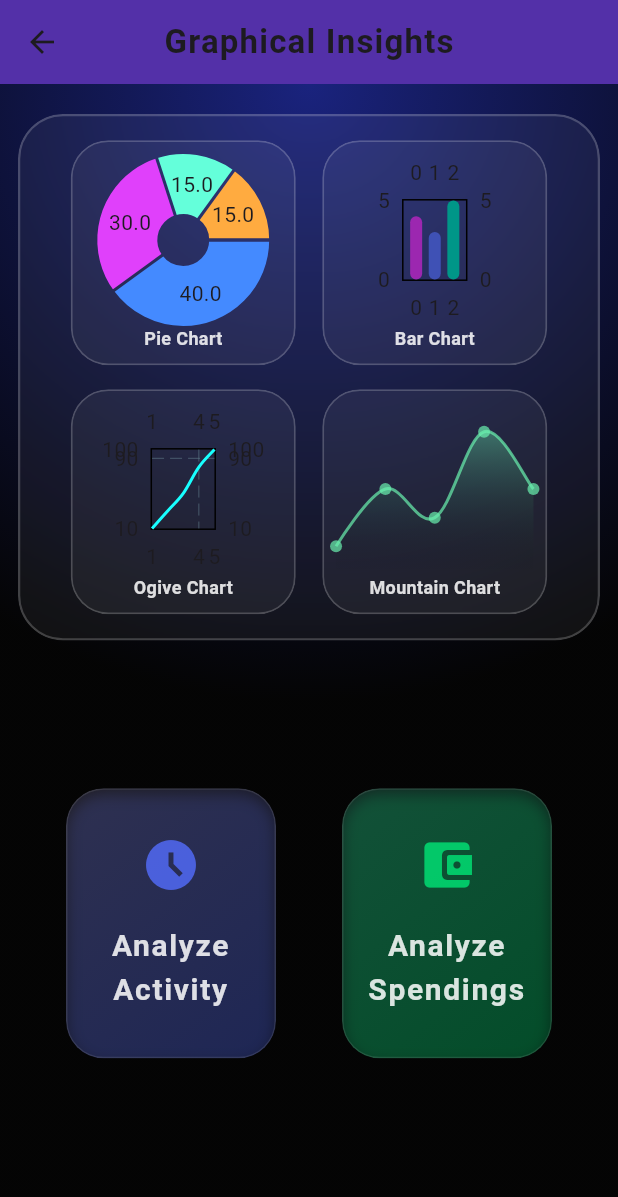
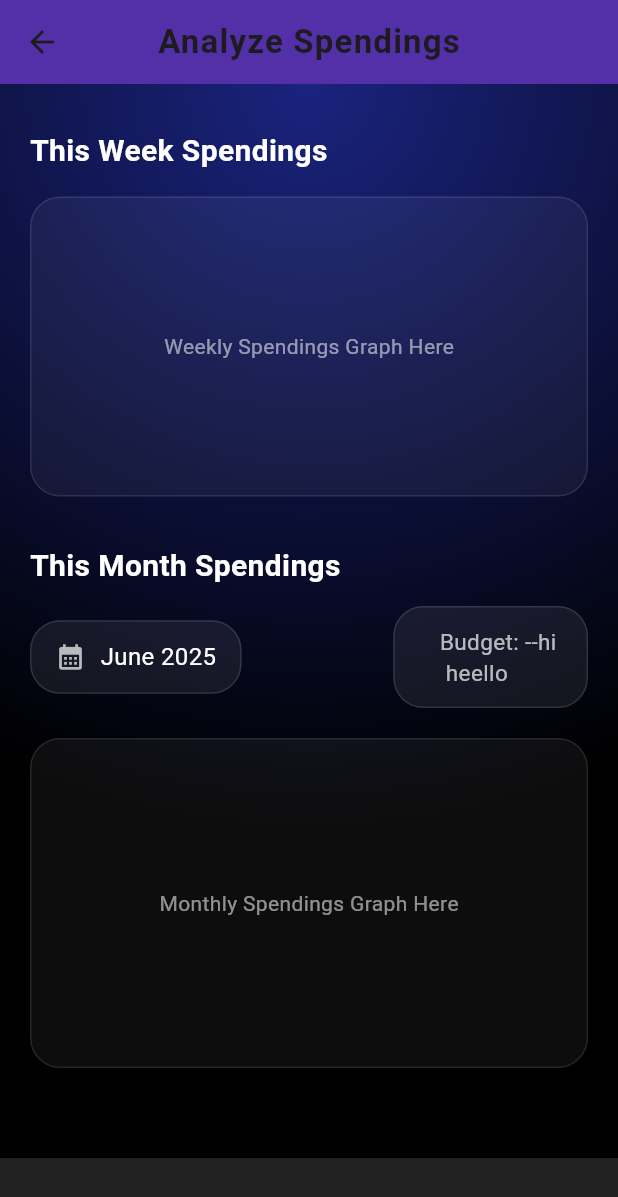
Before and after one commit to sadianusratmunny51/SWE250_Project, a Flutter app: the GraphicalInsightsPage screen opened by its route, after a tap on "Analyze Spendings", on a phone screen of 412 x 824 dp. Shown: the top 1197 px of the screen. Run offline on Flutter 3.47's test engine with Material 3 defaults, Android fonts, the phone set to English and light mode, and no system bars; drawn by our look-alikes of fl_chart; our stand-ins replace cloud_firestore, firebase_auth, firebase_core, table_calendar; accounts and stored records are empty.

Commit message:
Add spendings dashboard

```diff
--- a/lib/pages/Graphical_Insights/GraphicalInsightsPage.dart
+++ b/lib/pages/Graphical_Insights/GraphicalInsightsPage.dart
@@ -2,6 +2,7 @@ import 'dart:ui';
 import 'package:flutter/material.dart';
 import 'package:fl_chart/fl_chart.dart';
 import 'package:project/pages/Graphical_Insights/ActivityDashboardPage.dart';
+import 'package:project/pages/Graphical_Insights/SpendingsDasboard.dart';
 
 class GraphicalInsightsPage extends StatelessWidget {
   const GraphicalInsightsPage({super.key});
@@ -118,7 +119,13 @@ class GraphicalInsightsPage extends StatelessWidget {
                       Colors.tealAccent.shade200,
                       Colors.greenAccent.shade400
                     ],
-                    onTap: () => print("Analyze Spendings tapped"),
+                    onTap: () {
+                      Navigator.push(
+                        context,
+                        MaterialPageRoute(
+                            builder: (context) => const SpendingsDashboard()),
+                      );
+                    },
                   ),
                 ],
               ),
--- /dev/null
+++ b/lib/pages/Graphical_Insights/SpendingsDasboard.dart
@@ -0,0 +1,181 @@
+import 'package:flutter/material.dart';
+import 'package:intl/intl.dart';
+
+class SpendingsDashboard extends StatefulWidget {
+  const SpendingsDashboard({super.key});
+
+  @override
+  State<SpendingsDashboard> createState() => _SpendingsDashboardState();
+}
+
+class _SpendingsDashboardState extends State<SpendingsDashboard> {
+  DateTime _selectedMonth = DateTime.now();
+
+  void _pickMonth() async {
+    final picked = await showDatePicker(
+      context: context,
+      initialDate: _selectedMonth,
+      firstDate: DateTime(2022),
+      lastDate: DateTime.now(),
+      helpText: 'Select a Month',
+    );
+
+    if (picked != null) {
+      setState(() {
+        _selectedMonth = DateTime(picked.year, picked.month);
+      });
+    }
+  }
+
+  @override
+  Widget build(BuildContext context) {
+    return Scaffold(
+      backgroundColor: Colors.grey[900],
+      appBar: AppBar(
+        title: const Text(
+          'Analyze Spendings',
+          style: TextStyle(
+            fontWeight: FontWeight.bold,
+            letterSpacing: 0.8,
+          ),
+        ),
+        centerTitle: true,
+        backgroundColor: Colors.deepPurple[700],
+        elevation: 4,
+      ),
+      body: Container(
+        decoration: const BoxDecoration(
+          gradient: RadialGradient(
+            center: Alignment.topCenter,
+            radius: 1.2,
+            colors: [Color(0xFF1A237E), Colors.black],
+          ),
+        ),
+        child: SingleChildScrollView(
+          padding: const EdgeInsets.all(20),
+          child: Column(
+            crossAxisAlignment: CrossAxisAlignment.start,
+            children: [
+              const SizedBox(height: 10),
+
+              const Text(
+                "This Week Spendings",
+                style: TextStyle(
+                  color: Colors.white,
+                  fontSize: 20,
+                  fontWeight: FontWeight.bold,
+                ),
+              ),
+              const SizedBox(height: 16),
+
+              // Weekly Graph Placeholder
+              Container(
+                height: 200,
+                width: double.infinity,
+                decoration: BoxDecoration(
+                  color: Colors.white.withOpacity(0.05),
+                  borderRadius: BorderRadius.circular(20),
+                  border: Border.all(color: Colors.white10),
+                ),
+                child: const Center(
+                  child: Text(
+                    'Weekly Spendings Graph Here',
+                    style: TextStyle(color: Colors.white54),
+                  ),
+                ),
+              ),
+
+              const SizedBox(height: 32),
+
+              const Text(
+                "This Month Spendings",
+                style: TextStyle(
+                  color: Colors.white,
+                  fontSize: 20,
+                  fontWeight: FontWeight.bold,
+                ),
+              ),
+              const SizedBox(height: 12),
+
+              // Row: Month Picker & Budget Box
+              Row(
+                mainAxisAlignment: MainAxisAlignment.spaceBetween,
+                children: [
+                  // Month Picker
+                  GestureDetector(
+                    onTap: _pickMonth,
+                    child: Container(
+                      padding: const EdgeInsets.symmetric(
+                          horizontal: 16, vertical: 12),
+                      decoration: BoxDecoration(
+                        color: Colors.white.withOpacity(0.07),
+                        borderRadius: BorderRadius.circular(20),
+                        border: Border.all(color: Colors.white12),
+                      ),
+                      child: Row(
+                        children: [
+                          const Icon(Icons.calendar_month,
+                              color: Colors.white70, size: 20),
+                          const SizedBox(width: 10),
+                          Text(
+                            DateFormat.yMMMM().format(_selectedMonth),
+                            style: const TextStyle(
+                                color: Colors.white, fontSize: 16),
+                          ),
+                        ],
+                      ),
+                    ),
+                  ),
+
+                  // Budget Box
+                  Container(
+                    padding: const EdgeInsets.symmetric(
+                        horizontal: 20, vertical: 12),
+                    decoration: BoxDecoration(
+                      color: Colors.white.withOpacity(0.07),
+                      borderRadius: BorderRadius.circular(20),
+                      border: Border.all(color: Colors.white12),
+                    ),
+                    child: const Row(
+                      children: [
+                        SizedBox(width: 10),
+                        Text(
+                          "Budget: --hi\n heello",
+                          style: TextStyle(
+                            color: Colors.white70,
+                            fontSize: 15,
+                          ),
+                        ),
+                      ],
+                    ),
+                  ),
+                ],
+              ),
+
+              const SizedBox(height: 20),
+
+              // Monthly Graph Placeholder
+              Container(
+                height: 220,
+                width: double.infinity,
+                decoration: BoxDecoration(
+                  color: Colors.white.withOpacity(0.05),
+                  borderRadius: BorderRadius.circular(20),
+                  border: Border.all(color: Colors.white10),
+                ),
+                child: const Center(
+                  child: Text(
+                    'Monthly Spendings Graph Here',
+                    style: TextStyle(color: Colors.white54),
+                  ),
+                ),
+              ),
+
+              const SizedBox(height: 40),
+            ],
+          ),
+        ),
+      ),
+    );
+  }
+}
--- a/lib/pages/Graphical_Insights/WeeklyProductivityChart.dart
+++ b/lib/pages/Graphical_Insights/WeeklyProductivityChart.dart
@@ -1,4 +1,3 @@
-// Add this after your ActivityDashboardPage widget class
 import 'dart:ui';
 
 import 'package:cloud_firestore/cloud_firestore.dart';
@@ -92,7 +91,6 @@ class _WeeklyProductivityChartState extends State<WeeklyProductivityChart> {
       (index) => FlSpot(index.toDouble(), _barGroups[index].barRods[0].toY),
     );
 
-    // You can customize this color list based on a theme or user preference
     final List<Color> gradientColors = [
       const Color.fromARGB(255, 170, 155, 212),
       const Color.fromARGB(255, 122, 135, 209),
--- a/lib/routes.dart
+++ b/lib/routes.dart
@@ -20,6 +20,6 @@ class AppRoutes {
     //'/reminders': (context) => const NotificationsPage(),
     '/profile': (context) => ProfilePage(),
     //  '/trackme': (context) => TrackMePage(),
-    '/insights': (context) => GraphicalInsightsPage(),
+    '/insights': (context) => const GraphicalInsightsPage()
   };
 }
```
Also changed, not shown: lib/pages/Graphical_Insights/ActivityDashboardPage.dart (+2 -6 lines), lib/pages/Profile/profile_page.dart (+74 -46 lines).
